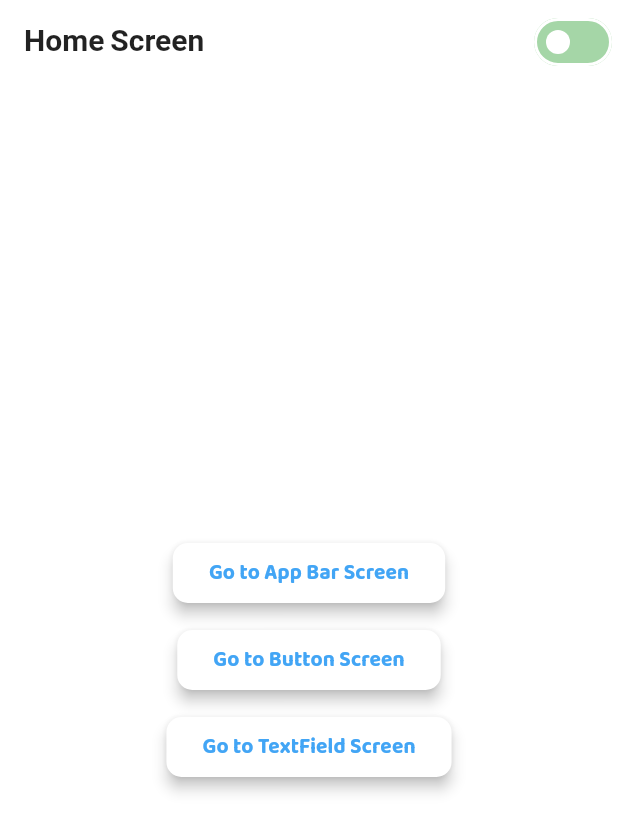
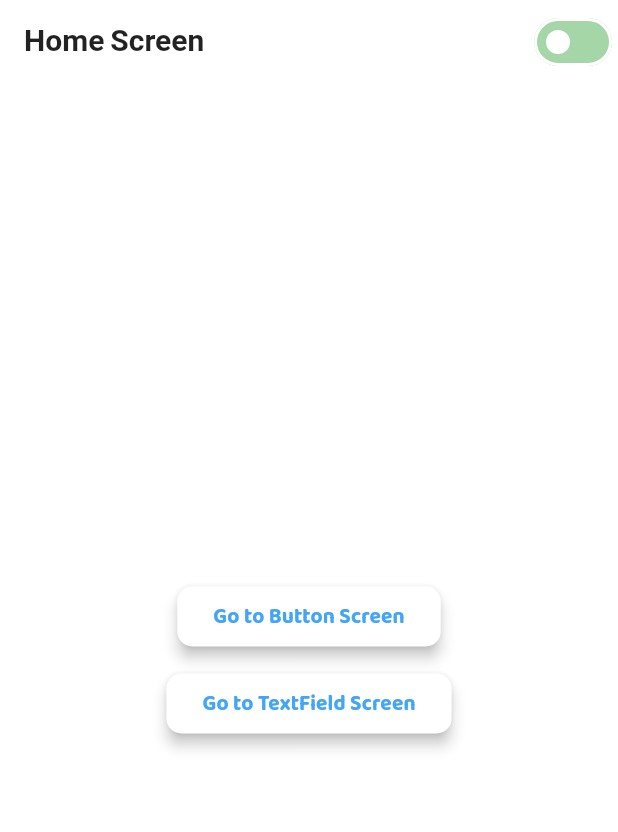
Before and after one commit to blackshadowsoftwareltd/Theme-Material-3, a Flutter app: the screen it shows after launch, on a phone screen of 412 x 824 dp. Shown: the top 832 px of the screen. Run offline on Flutter 3.47's test engine with Material 2 defaults, Android fonts, the phone set to English and light mode, and no system bars; our stand-ins replace flutter_riverpod, google_fonts.

Commit message:
custom appbar & code refactor

```diff
--- a/lib/main.dart
+++ b/lib/main.dart
@@ -2,7 +2,7 @@ import 'package:flutter/material.dart';
 import 'package:flutter_riverpod/flutter_riverpod.dart'
     show ConsumerWidget, ProviderScope, WidgetRef;
 import 'package:theme_material_3/modules/home/home.dart' show HomeScreen;
-import 'package:theme_material_3/providers/theme.dart' show themeProvider;
+import 'package:theme_material_3/modules/providers/theme.dart' show themeProvider;
 
 void main() => runApp(const ProviderScope(child: Main()));
 
--- a/lib/modules/buttons/theme_button.dart
+++ b/lib/modules/buttons/theme_button.dart
@@ -2,7 +2,7 @@ import 'package:flutter/material.dart';
 import 'package:flutter_riverpod/flutter_riverpod.dart'
     show ConsumerWidget, WidgetRef;
 import 'package:theme_material_3/helpers/themes/dark.dart' show darkTheme;
-import '../../providers/theme.dart' show themeProvider;
+import '../providers/theme.dart' show themeProvider;
 
 class ThemeButton extends ConsumerWidget {
   const ThemeButton({super.key});
--- /dev/null
+++ b/lib/modules/components/appbars/appbar.dart
@@ -0,0 +1,13 @@
+import 'package:flutter/material.dart';
+import '../../buttons/theme_button.dart' show ThemeButton;
+
+class CustomAppBar extends AppBar {
+  CustomAppBar(this.titleTxt, {super.key});
+  final String titleTxt;
+
+  @override
+  Widget? get title => Text(titleTxt);
+
+  @override
+  List<Widget>? get actions => const [ThemeButton()];
+}
--- a/lib/modules/home/home.dart
+++ b/lib/modules/home/home.dart
@@ -1,11 +1,11 @@
 import 'package:flutter/cupertino.dart' show CupertinoPageRoute;
 import 'package:flutter/material.dart';
-import 'package:theme_material_3/modules/appbars/appbar.dart' show AppBarScreen;
+import 'package:theme_material_3/modules/components/appbars/appbar.dart'
+    show CustomAppBar;
 import 'package:theme_material_3/modules/buttons/buttons.dart'
     show ButtonScreen;
 import 'package:theme_material_3/modules/textfields/text_field.dart'
     show TextFieleScreen;
-import '../buttons/theme_button.dart' show ThemeButton;
 
 class HomeScreen extends StatelessWidget {
   const HomeScreen({super.key});
@@ -13,19 +13,9 @@ class HomeScreen extends StatelessWidget {
   @override
   Widget build(BuildContext context) {
     return Scaffold(
-      appBar: AppBar(
-        title: const Text('Home Screen'),
-        actions: const [ThemeButton()],
-      ),
+      appBar: CustomAppBar('Home Screen'),
       body: Center(
         child: Column(mainAxisAlignment: MainAxisAlignment.center, children: [
-          ElevatedButton(
-              onPressed: () => Navigator.push(
-                  context,
-                  CupertinoPageRoute(
-                      builder: (context) => const AppBarScreen())),
-              child: const Text('Go to App Bar Screen')),
-          const SizedBox(height: 10),
           ElevatedButton(
               onPressed: () => Navigator.push(
                   context,
--- a/lib/providers/theme.dart
+++ b/lib/modules/providers/theme.dart
@@ -2,7 +2,7 @@ import 'package:flutter/material.dart' show ThemeData;
 import 'package:flutter_riverpod/flutter_riverpod.dart'
     show Notifier, NotifierProvider;
 import 'package:theme_material_3/helpers/themes/light.dart' show lightTheme;
-import '../helpers/themes/dark.dart' show darkTheme;
+import '../../helpers/themes/dark.dart' show darkTheme;
 
 final themeProvider = NotifierProvider<_Theme, ThemeData>(_Theme.new);
 
--- a/lib/modules/textfields/text_field.dart
+++ b/lib/modules/textfields/text_field.dart
@@ -1,5 +1,5 @@
 import 'package:flutter/material.dart';
-import '../buttons/theme_button.dart' show ThemeButton;
+import '../components/appbars/appbar.dart' show CustomAppBar;
 
 class TextFieleScreen extends StatelessWidget {
   const TextFieleScreen({super.key});
@@ -7,10 +7,7 @@ class TextFieleScreen extends StatelessWidget {
   @override
   Widget build(BuildContext context) {
     return Scaffold(
-      appBar: AppBar(
-        title: const Text('TextFiled Screen'),
-        actions: const [ThemeButton()],
-      ),
+      appBar: CustomAppBar('TextFiled Screen'),
     );
   }
 }
```
Also changed, not shown: lib/modules/appbars/appbar.dart (deleted, +0 -16 lines), lib/modules/buttons/buttons.dart (+2 -8 lines).
